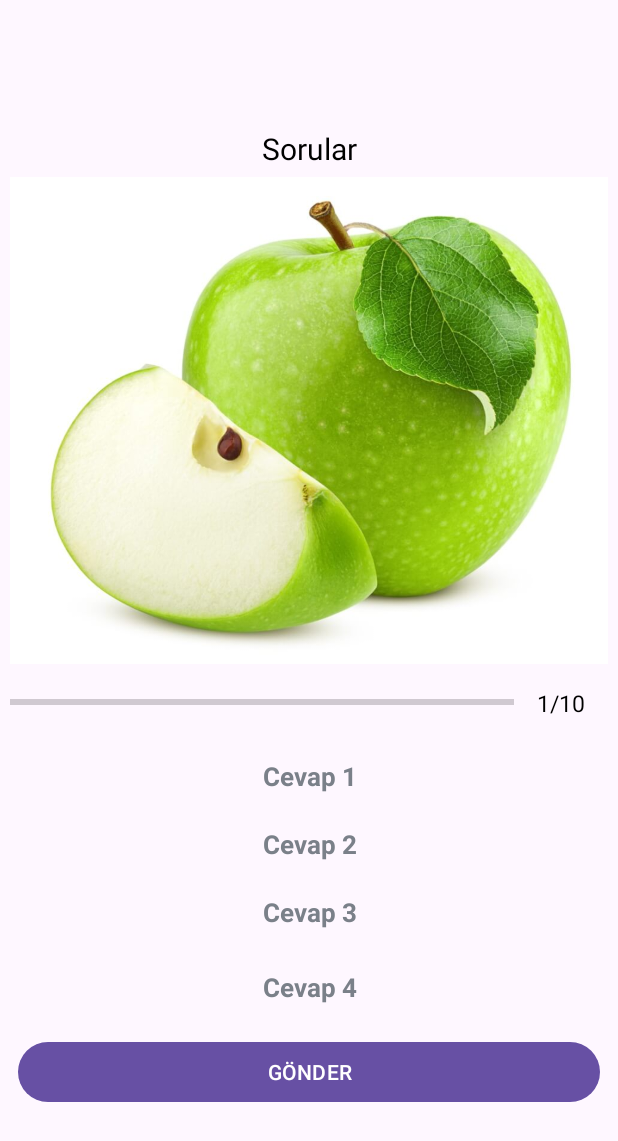
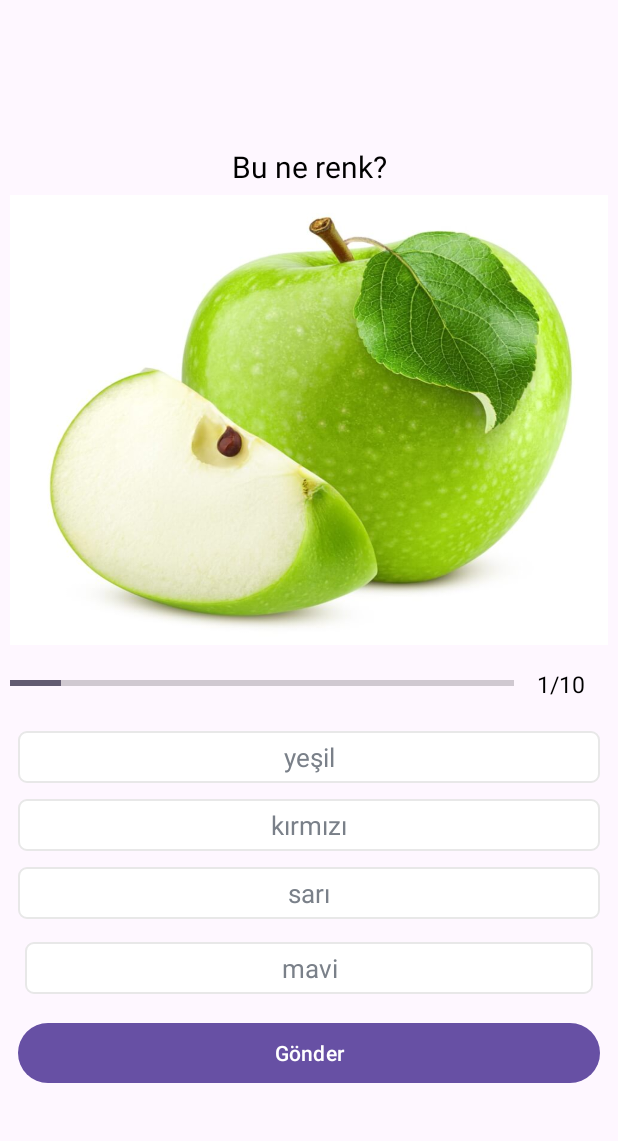
Before and after one commit to hasanaltunbay/RenkOyunu, an Android app: the OyunFragment screen opened through its navigation route, on a phone screen of 412 x 824 dp. Shown: the top 1141 px of the screen. Run offline under Robolectric (Android 15) with nearby library versions, the phone set to English and light mode, and no system bars; our stand-ins replace data binding.

Commit message:
the app has been created

```diff
--- a/app/src/main/AndroidManifest.xml
+++ b/app/src/main/AndroidManifest.xml
@@ -12,6 +12,10 @@
         android:supportsRtl="true"
         android:theme="@style/Theme.RenkOyunu"
         tools:targetApi="31">
+        <meta-data
+            android:name="com.google.android.actions"
+            android:resource="@xml/actions" />
+
         <activity
             android:name=".MainActivity"
             android:exported="true">
--- a/app/src/main/java/com/hasanaltunbay/renkoyunu/OyunFragment.kt
+++ b/app/src/main/java/com/hasanaltunbay/renkoyunu/OyunFragment.kt
@@ -1,20 +1,33 @@
 package com.hasanaltunbay.renkoyunu
 
+import android.graphics.Color
+import android.graphics.Typeface
 import android.os.Bundle
 import android.util.Log
 import androidx.fragment.app.Fragment
 import android.view.LayoutInflater
 import android.view.View
 import android.view.ViewGroup
+import android.widget.TextView
+import android.widget.Toast
+import androidx.core.content.ContextCompat
 import androidx.databinding.DataBindingUtil
+import androidx.navigation.findNavController
+import androidx.navigation.fragment.findNavController
+import androidx.navigation.fragment.navArgs
 import com.hasanaltunbay.renkoyunu.databinding.FragmentOyunBinding
 
 
-class OyunFragment : Fragment() {
+class OyunFragment : Fragment(),View.OnClickListener{
 
     lateinit var binding:FragmentOyunBinding
 
     lateinit var mSoruList:ArrayList<Sorular>
+
+    private var SecilenPozisyon:Int=0
+    private var DogruCevap:Int=0
+    private var SuAnKiPozisyon:Int=1
+
 
     override fun onCreateView(
         inflater: LayoutInflater, container: ViewGroup?,
@@ -25,6 +38,15 @@ class OyunFragment : Fragment() {
 
         mSoruList=Sabitler.getSorular()
 
+        binding.CevapBir.setOnClickListener (this)
+        binding.CevapIki.setOnClickListener (this)
+        binding.CevapUc.setOnClickListener (this)
+        binding.CevapDort.setOnClickListener (this)
+        binding.ButonGonder.setOnClickListener (this)
+
+
+
+        setSorular()
 
 
 
@@ -33,5 +55,157 @@ class OyunFragment : Fragment() {
         return binding.root
     }
 
+    private fun setSorular() {
 
+        var soru:Sorular=mSoruList[SuAnKiPozisyon-1]
+
+        binding.soru.text=soru.soru
+        binding.imageView.setImageResource(soru.resim)
+        binding.CevapBir.text=soru.cevapBir
+        binding.CevapIki.text=soru.cevapIki
+        binding.CevapUc.text=soru.cevapUc
+        binding.CevapDort.text=soru.cevapDort
+
+        binding.pb.progress=SuAnKiPozisyon
+        binding.textViewProgress.text="$SuAnKiPozisyon" + "/" + binding.pb.max
+
+        defaultApperance()
+
+        if (SuAnKiPozisyon==mSoruList.size){
+            binding.ButonGonder.text="Sorular Bitti"
+        }else{
+            binding.ButonGonder.text="Gönder"
+        }
+
+
+    }
+
+    private fun defaultApperance() {
+
+        val options=ArrayList<TextView>()
+        options.add(0,binding.CevapBir)
+        options.add(1,binding.CevapIki)
+        options.add(2,binding.CevapUc)
+        options.add(3,binding.CevapDort)
+
+        for (option in options){
+            option.setTextColor(Color.parseColor("#7A8089"))
+            option.typeface= Typeface.DEFAULT
+            option.background=context?.let { ContextCompat.getDrawable(it,R.drawable.varsayilan_cevap_rengi) }
+
+
+        }
+
+
+
+
+
+
+    }
+
+    override fun onClick(v: View?) {
+        when(v?.id){
+
+            R.id.CevapBir->{
+                SecilenSecenek(binding.CevapBir,1)
+
+            }
+            R.id.CevapIki->{
+                SecilenSecenek(binding.CevapIki,2)
+
+            }
+            R.id.CevapUc->{
+                SecilenSecenek(binding.CevapUc,3)
+
+            }
+            R.id.CevapDort->{
+                SecilenSecenek(binding.CevapDort,4)
+
+            }
+            R.id.ButonGonder->{
+                if(SecilenPozisyon==0){
+                    SuAnKiPozisyon++
+
+                    when{
+                        SuAnKiPozisyon<=mSoruList.size->{
+                            setSorular()
+
+                        }else->{
+
+                            val action=OyunFragmentDirections.actionOyunFragmentToSkorFragment()
+                            val oyuncuIsmi by navArgs<OyunFragmentArgs>()
+                            action.skor=DogruCevap
+                            action.isim=oyuncuIsmi.isim
+                            findNavController().navigate(action)
+
+                        }
+                    }
+
+                }else{
+
+                    val soru=mSoruList[SuAnKiPozisyon-1]
+
+                    if(soru!!.dogruCevap!=SecilenPozisyon){
+                        answerView(SecilenPozisyon,R.drawable.yanlis_cevap_rengi)
+                    }else{
+                        DogruCevap++
+
+                        answerView(soru.dogruCevap,R.drawable.dogru_cevap_rengi)
+
+                        if(SuAnKiPozisyon==mSoruList.size){
+                            binding.ButonGonder.text="Bitti"
+                        }else{
+                            binding.ButonGonder.text="Bir Sonraki Soruya Geç"
+                        }
+                    }
+
+                    SecilenPozisyon=0
+                }
+            }
+
+        }
+    }
+
+    private fun answerView(secilenPozisyon: Int, drawableView: Int) {
+        when (secilenPozisyon) {
+            1 -> {
+                binding.CevapBir.background =
+                    context?.let { ContextCompat.getDrawable(it, drawableView) }
+            }
+
+            2 -> {
+                binding.CevapIki.background =
+                    context?.let { ContextCompat.getDrawable(it, drawableView) }
+
+            }
+
+            3 -> {
+                binding.CevapUc.background =
+                    context?.let { ContextCompat.getDrawable(it, drawableView) }
+            }
+
+            4 -> {
+                binding.CevapDort.background =
+                    context?.let { ContextCompat.getDrawable(it, drawableView) }
+            }
+
+        }
+    }
+
+    private fun SecilenSecenek(cevap: TextView, secilenPozisyon: Int) {
+
+        defaultApperance()
+
+        SecilenPozisyon = secilenPozisyon
+
+        cevap.setTextColor(Color.parseColor("#363A43"))
+        //default appearance
+        cevap.setTypeface(cevap.typeface, Typeface.BOLD)
+        cevap.background = context?.let {
+            ContextCompat.getDrawable(it, R.drawable.secilen_cevap_rengi)
+
+
+        }
+
+    }
 }
--- a/app/src/main/java/com/hasanaltunbay/renkoyunu/Sabitler.kt
+++ b/app/src/main/java/com/hasanaltunbay/renkoyunu/Sabitler.kt
@@ -6,16 +6,16 @@ object Sabitler {
 
         val soruList=ArrayList<Sorular>()
 
-        val soru1=Sorular(1,"Bu ne renk",R.drawable.elma,"yeşil","kırmızı","sarı","mavi",1)
-        val soru2=Sorular(2,"Bu ne renk",R.drawable.beyaz,"yeşil","turuncu","siyah","beyaz",4)
-        val soru3=Sorular(3,"Bu ne renk",R.drawable.kirmizi,"pembe","kırmızı","sarı","yesil",2)
-        val soru4=Sorular(4,"Bu ne renk",R.drawable.mavi,"siyah","turuncu","sarı","mavi",4)
-        val soru5=Sorular(5,"Bu ne renk",R.drawable.pembe,"pembe","beyaz","sarı","turuncu",1)
-        val soru6=Sorular(6,"Bu ne renk",R.drawable.sari,"beyaz","turuncu","sari","siyah",3)
-        val soru7=Sorular(7,"Bu ne renk",R.drawable.siyah,"mavi","siyah","kırmızı","beyaz",2)
-        val soru8=Sorular(8,"Bu ne renk",R.drawable.turuncu,"beyaz","mavi","turuncu","kırmızı",1)
-        val soru9=Sorular(9,"Bu ne renk",R.drawable.turkuaz,"yeşil","turkuaz","sarı","siyah",2)
-        val soru10=Sorular(10,"Bu ne renk",R.drawable.kahverengi,"pembe","siyah","kahverengi","kırmızı",3)
+        val soru1=Sorular(1,"Bu ne renk?",R.drawable.elma,"yeşil","kırmızı","sarı","mavi",1)
+        val soru2=Sorular(2,"Bu ne renk?",R.drawable.beyaz,"yeşil","turuncu","siyah","beyaz",4)
+        val soru3=Sorular(3,"Bu ne renk?",R.drawable.kirmizi,"pembe","kırmızı","sarı","yesil",2)
+        val soru4=Sorular(4,"Bu ne renk?",R.drawable.mavi,"siyah","turuncu","sarı","mavi",4)
+        val soru5=Sorular(5,"Bu ne renk?",R.drawable.pembe,"pembe","beyaz","sarı","turuncu",1)
+        val soru6=Sorular(6,"Bu ne renk?",R.drawable.sari,"beyaz","turuncu","sari","siyah",3)
+        val soru7=Sorular(7,"Bu ne renk?",R.drawable.siyah,"mavi","siyah","kırmızı","beyaz",2)
+        val soru8=Sorular(8,"Bu ne renk?",R.drawable.turuncu,"beyaz","mavi","turuncu","kırmızı",3)
+        val soru9=Sorular(9,"Bu ne renk?",R.drawable.turkuaz,"yeşil","turkuaz","sarı","siyah",2)
+        val soru10=Sorular(10,"Bu ne renk?",R.drawable.kahverengi,"pembe","siyah","kahverengi","kırmızı",3)
 
         soruList.add(soru1)
         soruList.add(soru2)
--- /dev/null
+++ b/app/src/main/res/drawable/dogru_cevap_rengi.xml
@@ -0,0 +1,7 @@
+<?xml version="1.0" encoding="utf-8"?>
+<shape xmlns:android="http://schemas.android.com/apk/res/android"
+    android:shape="rectangle">
+
+    <solid android:color="#8BC34A" />
+    <corners android:radius="5dp" />
+</shape>
--- /dev/null
+++ b/app/src/main/res/drawable/secilen_cevap_rengi.xml
@@ -0,0 +1,9 @@
+<?xml version="1.0" encoding="utf-8"?>
+<shape xmlns:android="http://schemas.android.com/apk/res/android"
+    android:shape="rectangle">
+    <stroke
+        android:width="2dp"
+        android:color="@color/black"/>
+    <solid android:color="@android:color/white"/>
+    <corners android:radius="8dp"/>
+</shape>
--- /dev/null
+++ b/app/src/main/res/drawable/varsayilan_cevap_rengi.xml
@@ -0,0 +1,9 @@
+<?xml version="1.0" encoding="utf-8"?>
+<shape xmlns:android="http://schemas.android.com/apk/res/android"
+    android:shape="rectangle">
+    <stroke
+        android:width="1dp"
+        android:color="#E8E8E8" />
+    <solid android:color="@android:color/white" />
+    <corners android:radius="5dp" />
+</shape>
--- /dev/null
+++ b/app/src/main/res/drawable/yanlis_cevap_rengi.xml
@@ -0,0 +1,7 @@
+<?xml version="1.0" encoding="utf-8"?>
+<shape xmlns:android="http://schemas.android.com/apk/res/android"
+    android:shape="rectangle">
+
+    <solid android:color="#FF3C3C" />
+    <corners android:radius="5dp" />
+</shape>
--- a/app/src/main/res/layout/fragment_oyun.xml
+++ b/app/src/main/res/layout/fragment_oyun.xml
@@ -27,8 +27,8 @@
             android:id="@+id/soru"/>
 
         <ImageView
-            android:layout_width="wrap_content"
-            android:layout_height="wrap_content"
+            android:layout_width="400dp"
+            android:layout_height="300dp"
             android:id="@+id/imageView"
             android:adjustViewBounds="true"
             android:scaleType="fitXY"
@@ -116,7 +116,7 @@
             android:layout_width="match_parent"
             android:layout_height="wrap_content"
             android:layout_margin="5dp"
-            android:id="@+id/ButonGönder"
+            android:id="@+id/ButonGonder"
             android:text="GÖNDER"/>
 
     </LinearLayout>
--- a/app/src/main/res/navigation/navigation_graph.xml
+++ b/app/src/main/res/navigation/navigation_graph.xml
@@ -19,6 +19,10 @@
         <action
             android:id="@+id/action_oyunFragment_to_skorFragment"
             app:destination="@id/skorFragment" />
+        <argument
+            android:name="isim"
+            app:argType="string"
+            android:defaultValue="isim" />
     </fragment>
     <fragment
         android:id="@+id/skorFragment"
@@ -26,6 +30,15 @@
         android:label="SkorFragment" >
         <action
             android:id="@+id/action_skorFragment_to_anaFragment"
-            app:destination="@id/anaFragment" />
+            app:destination="@id/anaFragment"
+            app:popUpTo="@id/anaFragment" />
+        <argument
+            android:name="skor"
+            app:argType="integer"
+            android:defaultValue="0" />
+        <argument
+            android:name="isim"
+            app:argType="string"
+            android:defaultValue="isim" />
     </fragment>
 </navigation>
```
Also changed, not shown: app/src/main/java/com/hasanaltunbay/renkoyunu/AnaFragment.kt (+8 -2 lines), app/src/main/java/com/hasanaltunbay/renkoyunu/SkorFragment.kt (+16 -0 lines), app/src/main/res/xml/actions.xml (added, +15 -0 lines).
